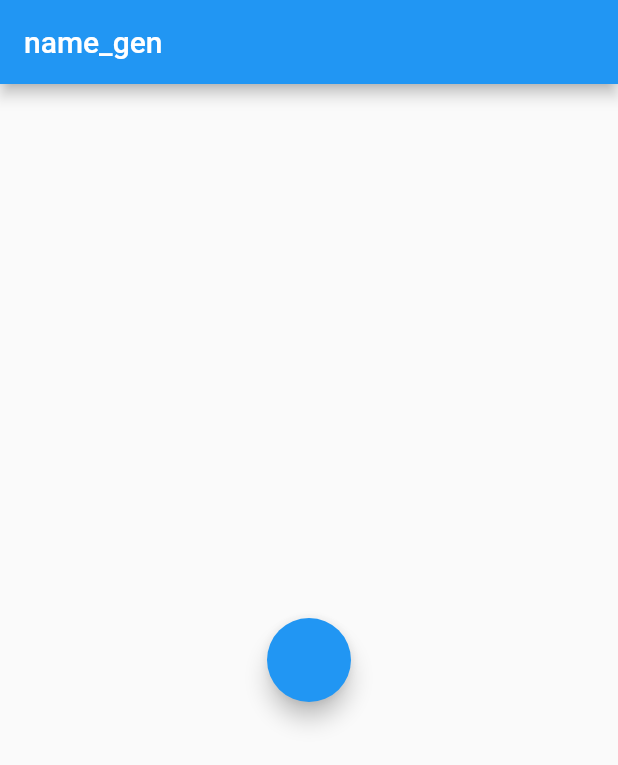
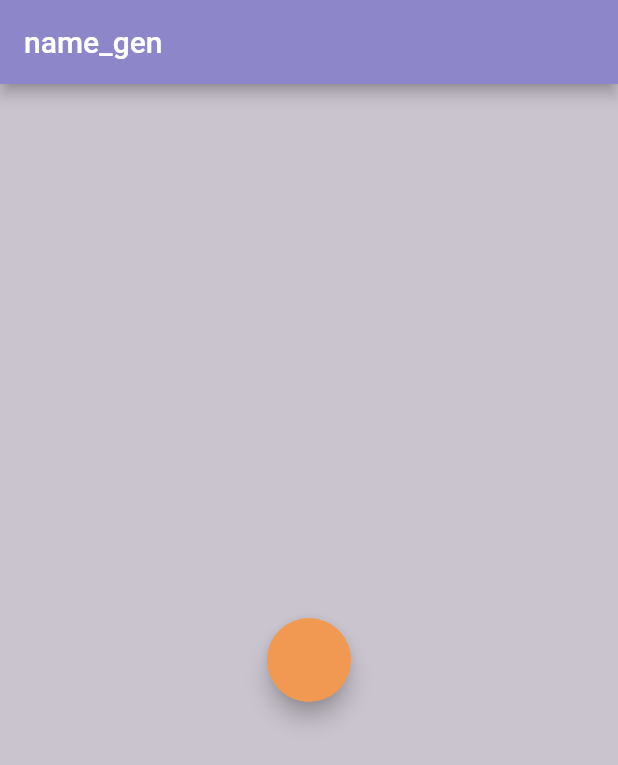
Before and after one commit to winnie-phebus/name_generator, a Flutter app: the screen it shows after launch, on a phone screen of 412 x 824 dp. Shown: the top 765 px of the screen. Run offline on Flutter 3.47's test engine with Material 2 defaults, Android fonts, the phone set to English and light mode, and no system bars.

Commit message:
theme fiddling

```diff
--- a/lib/main.dart
+++ b/lib/main.dart
@@ -14,6 +14,7 @@ class NameGen extends StatelessWidget {
   Widget build(BuildContext context) {
     return MaterialApp(
       title: app_name,
+      theme: ThemeData.from(colorScheme: kdefaultScheme),
       initialRoute: WelcomeScreen.id,
       routes: {
         WelcomeScreen.id: (context) => WelcomeScreen(),
--- a/lib/resources/constants.dart
+++ b/lib/resources/constants.dart
@@ -1,8 +1,39 @@
+import 'package:flutter/cupertino.dart';
+import 'package:flutter/material.dart';
 import 'package:name_generator/resources/source.dart';
 
+// NAME + APP DATA
 //TODO: finally decide on a name!
 const String app_name = 'name_gen';
 
+// THEMES + COLOR SWATCHES
+const Color kDarkPurple = Color(0xFF242038);
+const Color kSlateBlue = Color(0xFF725AC1);
+const Color kMiddleBluePurple = Color(0xFF8D86C9);
+const Color kLavenderGray = Color(0xFFCAC4CE);
+const Color kLinen = Color(0xFFF7ECE1);
+const Color kHoneydew = Color(0xFFE5F4E3);
+const Color kWhite = Color(0xFFFFFFFF);
+const Color kMintCream = Color(0xFFEDF7F6);
+const Color kSandyBrown = Color(0xFFF19953);
+const Color kCopper = Color(0xFFC47335);
+
+const ColorScheme kdefaultScheme = ColorScheme(
+    surface: kLavenderGray,
+    onSecondary: kDarkPurple,
+    onError: kLavenderGray,
+    brightness: Brightness.light,
+    onSurface: kDarkPurple,
+    onPrimary: kSlateBlue,
+    background: kLinen,
+    secondaryVariant: kCopper,
+    primaryVariant: kSlateBlue,
+    onBackground: kWhite,
+    error: kLinen,
+    secondary: kSandyBrown,
+    primary: kMiddleBluePurple);
+
+// USAGE SOURCES
 const Source defaultSource = const Source('Default', '', 'btn');
 const Source ancient = const Source('Ancient', 'anci', 'btn');
 const Source ancientCeltic = const Source('Ancient Celtic', 'cela', 'btn');
```
